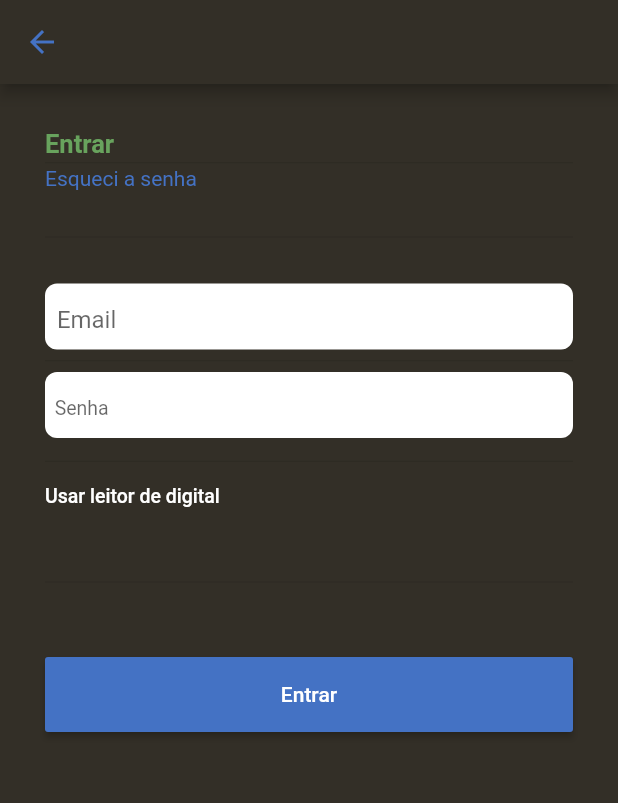
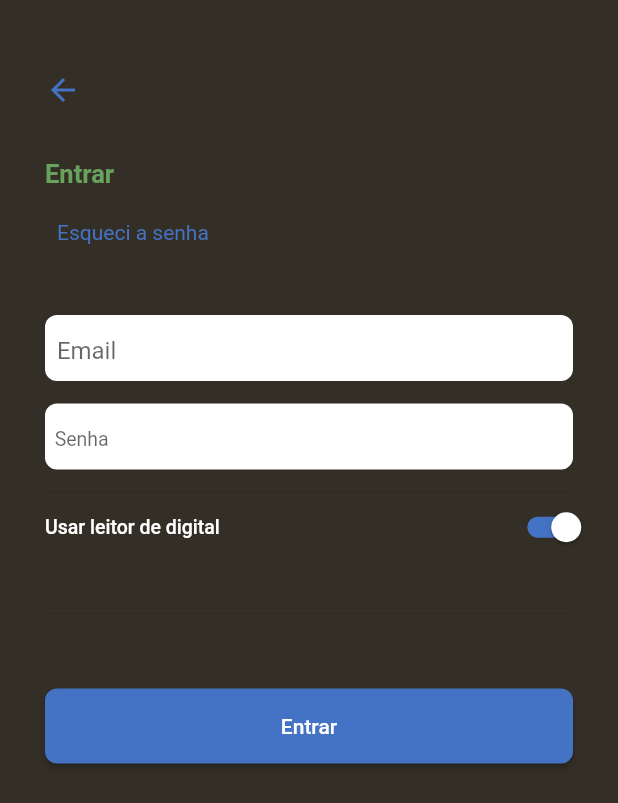
Before and after one commit to JoaoVitorSouza25/psel-shinier-2021, a Flutter app: the screen it shows after launch, on a phone screen of 412 x 824 dp. Shown: the top 803 px of the screen. Run offline on Flutter 3.47's test engine with Material 2 defaults, Android fonts, the phone set to English and light mode, and no system bars.

Commit message:
Quarto dia

```diff
--- a/lib/Pages/login.page.dart
+++ b/lib/Pages/login.page.dart
@@ -1,56 +1,138 @@
 //Importando arquivos do material
+import 'package:flutter/cupertino.dart';
 import 'package:flutter/material.dart';
 
 //Nova classe Login Page
 class LoginPage extends StatefulWidget {
+
   @override
   _LoginPageState createState() => _LoginPageState();
 }
 
 class _LoginPageState extends State<LoginPage> {
+
+  //Criando a variável booleana value
+  bool estado = true;
+
   @override
   Widget build(BuildContext context) {
     return Scaffold(
       //Fundo da tela
         backgroundColor: Color.fromRGBO(51, 47, 39, 1),
 
-        appBar: AppBar(
-          backgroundColor: Color.fromRGBO(51, 47, 39, 1),
-          title: Icon(Icons.arrow_back, color: Color.fromRGBO(68, 114, 196, 1)),
-        ),
-
         //Corpo
         body: Padding(
-          padding: EdgeInsets.all(30),
+          padding: EdgeInsets.only(left: 30, right: 30, top: 48),
+
             child: Column(
-
               crossAxisAlignment: CrossAxisAlignment.stretch,
               mainAxisAlignment: MainAxisAlignment.start,
               children: <Widget>[
+                  //Seta de voltar
+                  Row(
+                  children: <Widget>[
+                    Icon(Icons.arrow_back, color: Color.fromRGBO(68, 114, 196, 1)),
+                  ],
+                ),
 
-                //Frase de Entrar
-                Container(
-                    child: Text(
+                Divider(height: 34, color: Colors.transparent),
+
+                Text(
+                //Frase "Entrar"
                 'Entrar',
                 style: TextStyle(color: Color.fromRGBO(104, 163, 93, 1),
                         fontWeight: FontWeight.w700,
                         fontSize: 17),
                   ),
+
+                Divider(height: 5, color: Colors.transparent),
+
+                //Botão de esqueci a senha
+                Row(
+                  children: <Widget>[
+                    TextButton(
+                      onPressed: ()
+                      {
+                        //Gerar a tela para informar o email para recuperação
+                        AlertDialog(
+                          title: Text(
+                            "Esqueci a senha",
+                            style: TextStyle(color: Color.fromRGBO(51, 47, 39, 1),
+                            fontWeight: FontWeight.w700,
+                            fontSize: 17),
+                          ),
+                          content: Text(
+                              "Informe abaixo o email utilizado em"
+                              "\n seu cadastro para recuperar a senha",
+                              style: TextStyle(color: Color.fromRGBO(51, 47, 39, 1),
+                              fontWeight: FontWeight.w400,
+                              fontSize: 13),
                           ),
 
-                Divider(height: 5),
+                          actions: [
 
-                //Botão de esqueci a senha
+                            //Informar o email
                             Container(
+                              height: 44,
+                              decoration: BoxDecoration(
+                                color: Color.fromRGBO(255, 255, 255, 1),
+                                borderRadius: BorderRadius.all(
+                                  Radius.circular(8),
+                                ),
+                              ),
+
+                              child: TextFormField(
+                                cursorColor: Colors.black,
+                                keyboardType: TextInputType.emailAddress,
+                                style: new TextStyle(color: Color.fromRGBO(0, 0, 0, 1),  ),
+                                decoration: InputDecoration(
+                                    border: InputBorder.none,
+                                    hintText: "\t\tEmail",
+                                    labelStyle: TextStyle(color: Color.fromRGBO(102, 102, 122, 1), fontSize: 13)
+                                ),
+                              ),
+                            ),
+
+                            //Apertar em continuar
+                            ButtonTheme(
+                              height: 50.0,
+                              child: RaisedButton(
+                                onPressed: () => {},
                                 child: Text(
+                                  "Continuar",
+                                  style: TextStyle(color: Colors.white, fontSize: 14, fontWeight: FontWeight.w700),
+                                ),
+                                color: Color.fromRGBO(68, 114, 196, 1),
+                                shape: RoundedRectangleBorder(
+                                    borderRadius: BorderRadius.circular(8)
+                                ),
+                              ),
+
+                            ),
+
+                          ],
+                        );
+
+                        showDialog(
+                            context: context,
+                            builder: (_) =>AlertDialog(),
+                            barrierDismissible: false,
+                        );
+
+                      },
+                      child:  Text(
                         'Esqueci a senha',
                         style: TextStyle(color: Color.fromRGBO(68, 114, 196, 1),
                             fontWeight: FontWeight.w400,
                             fontSize: 14),
                       ),
+
+                    ),
+                  ],
                 ),
 
-                Divider(height: 62),
+                Divider(height: 31, color: Colors.transparent),
+
 
                 //Caixa para inserir o email
                 Container(
@@ -74,7 +156,7 @@ class _LoginPageState extends State<LoginPage> {
                   ),
                 ),
 
-                Divider(height: 15),
+                Divider(height: 15, color: Colors.transparent),
 
                 //Caixa para inserir a senha
                 Container(
@@ -102,27 +184,50 @@ class _LoginPageState extends State<LoginPage> {
 
                 Divider(height: 31),
 
-                //Frase de Usar leitor
-                Container(
-                  child: Text(
+                //Usar leitor de digital
+                Row(
+
+                  mainAxisAlignment: MainAxisAlignment.spaceBetween,
+
+                  children: <Widget>[
+                    Text(
                       'Usar leitor de digital',
                       style: TextStyle(color: Color.fromRGBO(255, 255, 255, 1),
                           fontWeight: FontWeight.w500,
                           fontSize: 13),
                     ),
+                     SizedBox(
+                       width: 28,
+                       height: 15,
+                       child: Switch.adaptive(
+                            activeColor: Colors.white,
+                            activeTrackColor: Color.fromRGBO(68, 114, 196, 1),
+                            inactiveTrackColor: Colors.white,
+                            value: estado,
+                            onChanged: (value) => setState(() => this.estado =  value),
+
+                       ),
+                     )
+
+                  ],
+
                   ),
 
                 Divider(height: 100),
 
+              //Botão de entrar
                 ButtonTheme(
                   height: 50.0,
                   child: RaisedButton(
                     onPressed: () => {},
                     child: Text(
                       "Entrar",
-                      style: TextStyle(color: Colors.white, fontSize: 14),
+                      style: TextStyle(color: Colors.white, fontSize: 14, fontWeight: FontWeight.w500),
                     ),
                     color: Color.fromRGBO(68, 114, 196, 1),
+                    shape: RoundedRectangleBorder(
+                      borderRadius: BorderRadius.circular(8)
+                    ),
                   ),
 
                 ),
```
Lines whose indentation alone changed are shown as unchanged.
